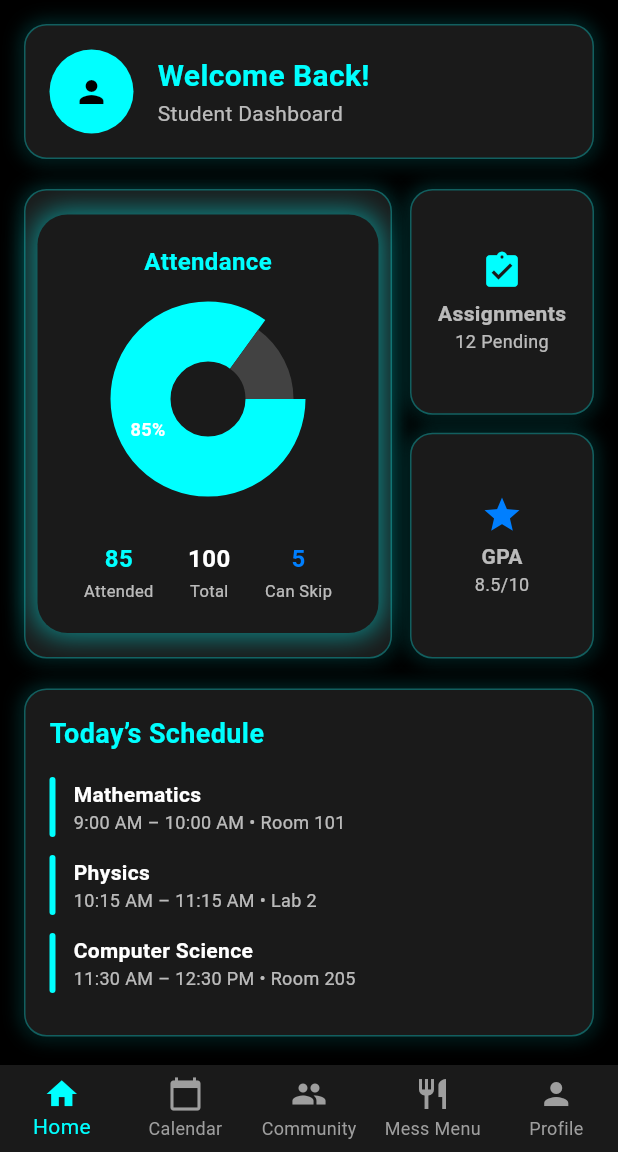
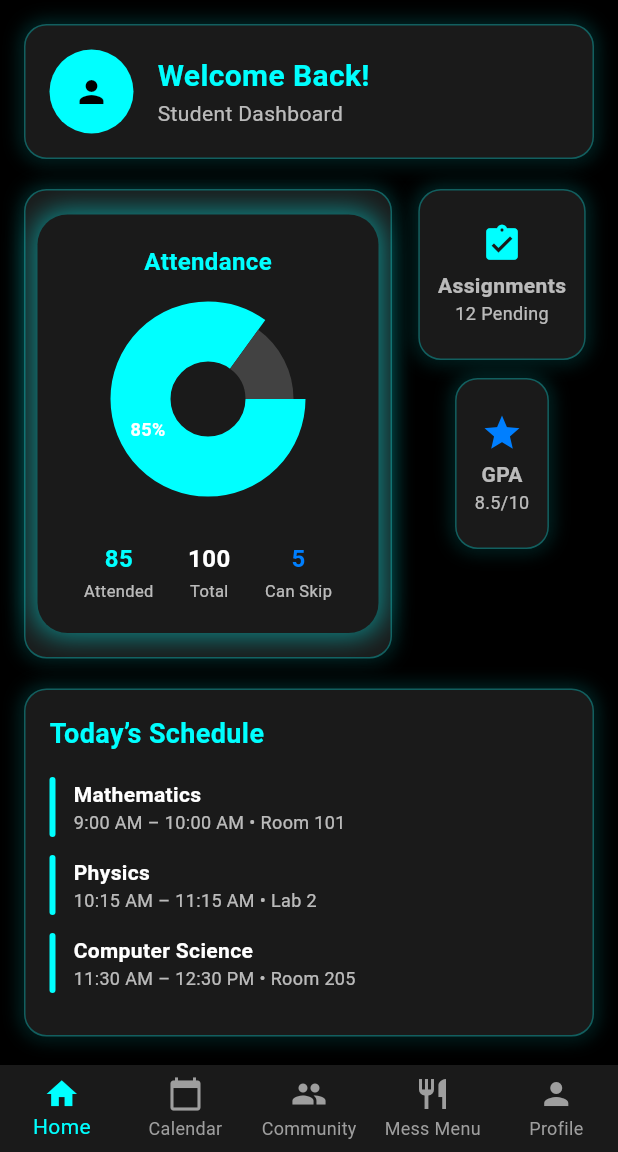
Before and after one commit to yawansharma/SastraX-Flutter, a Flutter app: the HomePage screen opened directly with empty values, after a tap on "GPA", after a tap on the "wb sunny" icon, after a tap on "Fee Status", on a phone screen of 412 x 824 dp, the part 84-1236 px from its top. Run offline on Flutter 3.47's test engine with Material 3 defaults, Android fonts, the phone set to English and light mode, and no system bars; drawn by our look-alikes of fl_chart; our stand-ins replace animate_do, auto_size_text, cached_network_image, google_fonts; network calls fail.

Commit message:
Local Changes

```diff
--- a/lib/Components/fee_due_card.dart
+++ b/lib/Components/fee_due_card.dart
@@ -1,3 +1,4 @@
+// fee_due_card.dart
 import 'package:flutter/material.dart';
 import 'package:provider/provider.dart';
 import '../models/theme_model.dart';
@@ -12,7 +13,7 @@ class FeeDueCard extends StatelessWidget {
     return Consumer<ThemeProvider>(
       builder: (context, themeProvider, child) {
         return Container(
-          padding: EdgeInsets.all(20),
+          padding: const EdgeInsets.all(20),
           decoration: BoxDecoration(
             color: themeProvider.cardBackgroundColor,
             borderRadius: BorderRadius.circular(20),
@@ -55,7 +56,10 @@ class FeeDueCard extends StatelessWidget {
                   boxShadow: themeProvider.isDarkMode
                       ? [
                     BoxShadow(
-                            color: (feeDue > 0 ? Color(0xFFFF6B6B) : AppTheme.neonBlue).withOpacity(0.5),
+                      color: (feeDue > 0
+                          ? Color(0xFFFF6B6B)
+                          : AppTheme.neonBlue)
+                          .withOpacity(0.5),
                       blurRadius: 15,
                       spreadRadius: 2,
                     ),
@@ -68,9 +72,7 @@ class FeeDueCard extends StatelessWidget {
                   color: themeProvider.isDarkMode ? Colors.black : Colors.white,
                 ),
               ),
-
-              SizedBox(height: 15),
-
+              const SizedBox(height: 15),
               Text(
                 'Fee Status',
                 style: TextStyle(
@@ -79,32 +81,34 @@ class FeeDueCard extends StatelessWidget {
                   color: themeProvider.primaryColor,
                 ),
               ),
-
-              SizedBox(height: 10),
-
+              const SizedBox(height: 10),
               Text(
                 feeDue > 0 ? '₹${feeDue.toInt()}' : 'Paid',
                 style: TextStyle(
                   fontSize: 18,
                   fontWeight: FontWeight.bold,
                   color: feeDue > 0
-                      ? (themeProvider.isDarkMode ? Color(0xFFFF6B6B) : Colors.red)
-                      : (themeProvider.isDarkMode ? AppTheme.neonBlue : Colors.green),
+                      ? (themeProvider.isDarkMode
+                      ? Color(0xFFFF6B6B)
+                      : Colors.red)
+                      : (themeProvider.isDarkMode
+                      ? AppTheme.neonBlue
+                      : Colors.green),
                 ),
               ),
-
               if (feeDue > 0)
                 Container(
-                  margin: EdgeInsets.only(top: 10),
-                  padding: EdgeInsets.symmetric(horizontal: 12, vertical: 6),
+                  margin: const EdgeInsets.only(top: 10),
+                  padding:
+                  const EdgeInsets.symmetric(horizontal: 12, vertical: 6),
                   decoration: BoxDecoration(
                     color: themeProvider.isDarkMode
-                        ? Color(0xFFFF6B6B).withOpacity(0.2)
+                        ? const Color(0xFFFF6B6B).withOpacity(0.2)
                         : Colors.red[50],
                     borderRadius: BorderRadius.circular(15),
                     border: Border.all(
                       color: themeProvider.isDarkMode
-                          ? Color(0xFFFF6B6B)
+                          ? const Color(0xFFFF6B6B)
                           : Colors.red[200]!,
                     ),
                   ),
@@ -112,7 +116,9 @@ class FeeDueCard extends StatelessWidget {
                     'Due Soon',
                     style: TextStyle(
                       fontSize: 10,
-                      color: themeProvider.isDarkMode ? Color(0xFFFF6B6B) : Colors.red,
+                      color: themeProvider.isDarkMode
+                          ? const Color(0xFFFF6B6B)
+                          : Colors.red,
                       fontWeight: FontWeight.w600,
                     ),
                   ),
--- a/lib/Pages/home_page.dart
+++ b/lib/Pages/home_page.dart
@@ -78,7 +78,6 @@ class _HomePageState extends State<HomePage> {
     );
   }
 }
-
 class DashboardScreen extends StatefulWidget {
   const DashboardScreen({super.key});
 
@@ -87,13 +86,7 @@ class DashboardScreen extends StatefulWidget {
 }
 
 class _DashboardScreenState extends State<DashboardScreen> {
-  bool _showFeeDue = false;
-
-  void _toggleFee() {
-    setState(() {
-      _showFeeDue = !_showFeeDue;
-    });
-  }
+  bool showFeeDue = false;
 
   @override
   Widget build(BuildContext context) {
@@ -102,15 +95,16 @@ class _DashboardScreenState extends State<DashboardScreen> {
     return SingleChildScrollView(
       padding: const EdgeInsets.all(16),
       child: Column(
-        crossAxisAlignment: CrossAxisAlignment.start,
         children: [
           NeonContainer(
             child: Row(
               children: [
                 CircleAvatar(
                   radius: 28,
-                  backgroundColor: theme.isDarkMode ? AppTheme.neonBlue : AppTheme.primaryBlue,
-                  child: Icon(Icons.person, color: theme.isDarkMode ? Colors.black : Colors.white),
+                  backgroundColor:
+                  theme.isDarkMode ? AppTheme.neonBlue : AppTheme.primaryBlue,
+                  child: Icon(Icons.person,
+                      color: theme.isDarkMode ? Colors.black : Colors.white),
                 ),
                 const SizedBox(width: 16),
                 Expanded(
@@ -121,9 +115,14 @@ class _DashboardScreenState extends State<DashboardScreen> {
                           style: TextStyle(
                               fontSize: 20,
                               fontWeight: FontWeight.bold,
-                              color: theme.isDarkMode ? AppTheme.neonBlue : AppTheme.primaryBlue)),
+                              color: theme.isDarkMode
+                                  ? AppTheme.neonBlue
+                                  : AppTheme.primaryBlue)),
                       Text('Student Dashboard',
-                          style: TextStyle(color: theme.isDarkMode ? Colors.white70 : Colors.grey[600]))
+                          style: TextStyle(
+                              color: theme.isDarkMode
+                                  ? Colors.white70
+                                  : Colors.grey[600]))
                     ],
                   ),
                 ),
@@ -131,14 +130,15 @@ class _DashboardScreenState extends State<DashboardScreen> {
             ),
           ),
           const SizedBox(height: 20),
-          IntrinsicHeight(
-            child: Row(
-              crossAxisAlignment: CrossAxisAlignment.stretch,
+
+          Row(
+            crossAxisAlignment: CrossAxisAlignment.start,
             children: [
               Expanded(
                 flex: 2,
                 child: NeonContainer(
-                    padding: const EdgeInsets.symmetric(vertical: 16, horizontal: 8),
+                  padding:
+                  const EdgeInsets.symmetric(vertical: 16, horizontal: 8),
                   child: const AttendancePieChart(
                     attendancePercentage: 85,
                     attendedClasses: 85,
@@ -150,10 +150,9 @@ class _DashboardScreenState extends State<DashboardScreen> {
               const SizedBox(width: 12),
               Expanded(
                 flex: 1,
+                child: SizedBox(
+                  height: 240,
                   child: Column(
-                    children: [
-                      Expanded(
-                        child: Row(
                     children: [
                       Expanded(
                         child: NeonContainer(
@@ -163,32 +162,41 @@ class _DashboardScreenState extends State<DashboardScreen> {
                             children: [
                               Icon(Icons.assignment_turned_in,
                                   size: 28,
-                                        color: theme.isDarkMode ? AppTheme.neonBlue : AppTheme.primaryBlue),
+                                  color: theme.isDarkMode
+                                      ? AppTheme.neonBlue
+                                      : AppTheme.primaryBlue),
                               const SizedBox(height: 4),
-                                    const Text('Assignments', style: TextStyle(fontWeight: FontWeight.bold)),
+                              const Text('Assignments',
+                                  style: TextStyle(fontWeight: FontWeight.bold)),
                               Text('12 Pending',
                                   style: TextStyle(
                                       fontSize: 12,
-                                            color: theme.isDarkMode ? Colors.white70 : Colors.grey[600])),
+                                      color: theme.isDarkMode
+                                          ? Colors.white70
+                                          : Colors.grey[600]))
                             ],
                           ),
                         ),
                       ),
-                          ],
-                        ),
-                      ),
                       const SizedBox(height: 12),
                       Expanded(
-                        child: Row(
-                          children: [
-                            Expanded(
                         child: GestureDetector(
-                                onTap: _toggleFee,
-                                child: NeonContainer(
+                          onTap: () {
+                            setState(() {
+                              showFeeDue = !showFeeDue;
+                            });
+                          },
+                          child: AnimatedSwitcher(
+                            duration: const Duration(milliseconds: 300),
+                            child: showFeeDue
+                                ? FeeDueCard(
+                              key: const ValueKey("fee"),
+                              feeDue: 12000,
+                            )
+                                : NeonContainer(
+                              key: const ValueKey("gpa"),
                               padding: const EdgeInsets.all(12),
-                                  child: _showFeeDue
-                                      ? FeeDueCard(feeDue: 5000)
-                                      : Column(
+                              child: Column(
                                 mainAxisAlignment: MainAxisAlignment.center,
                                 children: [
                                   Icon(Icons.grade,
@@ -197,15 +205,22 @@ class _DashboardScreenState extends State<DashboardScreen> {
                                           ? AppTheme.electricBlue
                                           : Colors.orange),
                                   const SizedBox(height: 4),
-                                      const Text('GPA',
-                                          style: TextStyle(fontWeight: FontWeight.bold)),
-                                      Text('8.5/10',
+                                  const Text(
+                                    'GPA',
+                                    style:
+                                    TextStyle(fontWeight: FontWeight.bold),
+                                  ),
+                                  Text(
+                                    '8.5/10',
                                     style: TextStyle(
                                       fontSize: 12,
                                       color: theme.isDarkMode
                                           ? Colors.white70
-                                                  : Colors.grey[600])),
+                                          : Colors.grey[600],
+                                    ),
+                                  ),
                                 ],
+                              ),
                             ),
                           ),
                         ),
@@ -213,12 +228,10 @@ class _DashboardScreenState extends State<DashboardScreen> {
                     ],
                   ),
                 ),
-                    ],
-                  ),
               ),
             ],
           ),
-          ),
+
           const SizedBox(height: 20),
           NeonContainer(
             child: Column(
@@ -228,11 +241,16 @@ class _DashboardScreenState extends State<DashboardScreen> {
                     style: TextStyle(
                         fontSize: 18,
                         fontWeight: FontWeight.bold,
-                        color: theme.isDarkMode ? AppTheme.neonBlue : AppTheme.primaryBlue)),
+                        color: theme.isDarkMode
+                            ? AppTheme.neonBlue
+                            : AppTheme.primaryBlue)),
                 const SizedBox(height: 16),
-                _scheduleItem(context, '9:00 AM – 10:00 AM', 'Mathematics', 'Room 101'),
-                _scheduleItem(context, '10:15 AM – 11:15 AM', 'Physics', 'Lab 2'),
-                _scheduleItem(context, '11:30 AM – 12:30 PM', 'Computer Science', 'Room 205'),
+                _scheduleItem(
+                    context, '9:00 AM – 10:00 AM', 'Mathematics', 'Room 101'),
+                _scheduleItem(
+                    context, '10:15 AM – 11:15 AM', 'Physics', 'Lab 2'),
+                _scheduleItem(
+                    context, '11:30 AM – 12:30 PM', 'Computer Science', 'Room 205'),
               ],
             ),
           ),
@@ -241,7 +259,8 @@ class _DashboardScreenState extends State<DashboardScreen> {
     );
   }
 
-  Widget _scheduleItem(BuildContext context, String time, String subject, String room) {
+  Widget _scheduleItem(
+      BuildContext context, String time, String subject, String room) {
     final theme = Provider.of<ThemeProvider>(context, listen: false);
     final dark = theme.isDarkMode;
 
@@ -267,7 +286,9 @@ class _DashboardScreenState extends State<DashboardScreen> {
                         fontWeight: FontWeight.bold,
                         color: dark ? Colors.white : Colors.black)),
                 Text('$time • $room',
-                    style: TextStyle(fontSize: 12, color: dark ? Colors.white70 : Colors.grey[600]))
+                    style: TextStyle(
+                        fontSize: 12,
+                        color: dark ? Colors.white70 : Colors.grey[600]))
               ],
             ),
           ),
```
Lines whose indentation alone changed are shown as unchanged.
